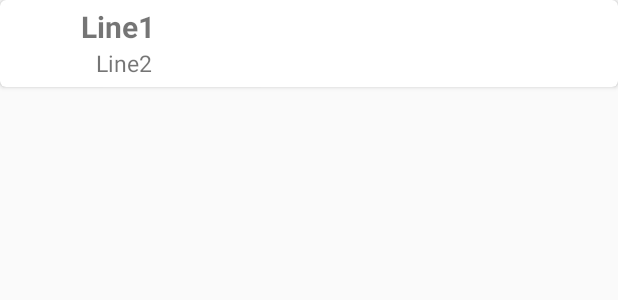
After one commit to forbant/location-reminder, an Android app: the layout example_item.xml on its own in the app's theme, with its tools: preview values and no code run, on a phone screen of 412 x 824 dp. The commit adds this screen. Shown: the top 300 px of the screen. Run offline under Robolectric (Android 15) with nearby library versions, the phone set to English and light mode, and no system bars.

Commit message:
Daily commit. <WIP> Implement RecyclerView

```diff
--- a/app/build.gradle
+++ b/app/build.gradle
@@ -20,6 +20,8 @@ android {
 
 dependencies {
     implementation fileTree(dir: 'libs', include: ['*.jar'])
+    implementation 'com.android.support:recyclerview-v7:28.0.0'
+    implementation 'com.android.support:cardview-v7:28.0.0'
     implementation 'com.android.support:appcompat-v7:28.0.0'
     implementation 'com.android.support.constraint:constraint-layout:1.1.3'
     implementation 'com.android.support:design:28.0.0'
--- /dev/null
+++ b/app/src/main/res/layout/example_item.xml
@@ -0,0 +1,41 @@
+<?xml version="1.0" encoding="utf-8"?>
+<android.support.v7.widget.CardView xmlns:android="http://schemas.android.com/apk/res/android"
+    android:layout_width="match_parent"
+    android:layout_height="wrap_content"
+    xmlns:app="http://schemas.android.com/apk/res-auto"
+    app:cardCornerRadius="4dp">
+
+    <RelativeLayout
+        android:layout_width="match_parent"
+        android:layout_height="match_parent"
+        android:layout_margin="4dp">
+
+        <ImageView
+            android:id="@+id/imageView"
+            android:layout_width="50dp"
+            android:layout_height="50dp"
+            android:padding="2dp"/>
+
+        <TextView
+            android:id="@+id/textView1"
+            android:layout_width="wrap_content"
+            android:layout_height="wrap_content"
+            android:layout_alignParentTop="true"
+            android:layout_toEndOf="@+id/imageView"
+            android:text="Line1"
+            android:textSize="20sp"
+            android:textStyle="bold" />
+
+        <TextView
+            android:id="@+id/textView2"
+            android:layout_width="wrap_content"
+            android:layout_height="wrap_content"
+            android:layout_toEndOf="@+id/imageView"
+            android:layout_below="@+id/textView1"
+            android:layout_marginStart="10dp"
+            android:text="Line2"
+            android:textSize="15sp"/>
+
+    </RelativeLayout>
+
+</android.support.v7.widget.CardView>
--- a/build.gradle
+++ b/build.gradle
@@ -19,6 +19,9 @@ allprojects {
     repositories {
         google()
         jcenter()
+        maven {
+            url "https://maven.google.com"
+        }
     }
 }
 
```
Also changed, not shown: app/src/main/java/com/example/andrii/reminder/ExampleItem.java (added, +25 -0 lines), app/src/main/java/com/example/andrii/reminder/MainActivity.java (+7 -0 lines), app/src/main/res/drawable/ic_android.xml (added, +9 -0 lines), app/src/main/res/drawable/ic_emoticon.xml (added, +9 -0 lines), app/src/main/res/drawable/ic_hotel.xml (added, +9 -0 lines), app/src/main/res/layout/content_main.xml (+9 -10 lines), 1 other file.
